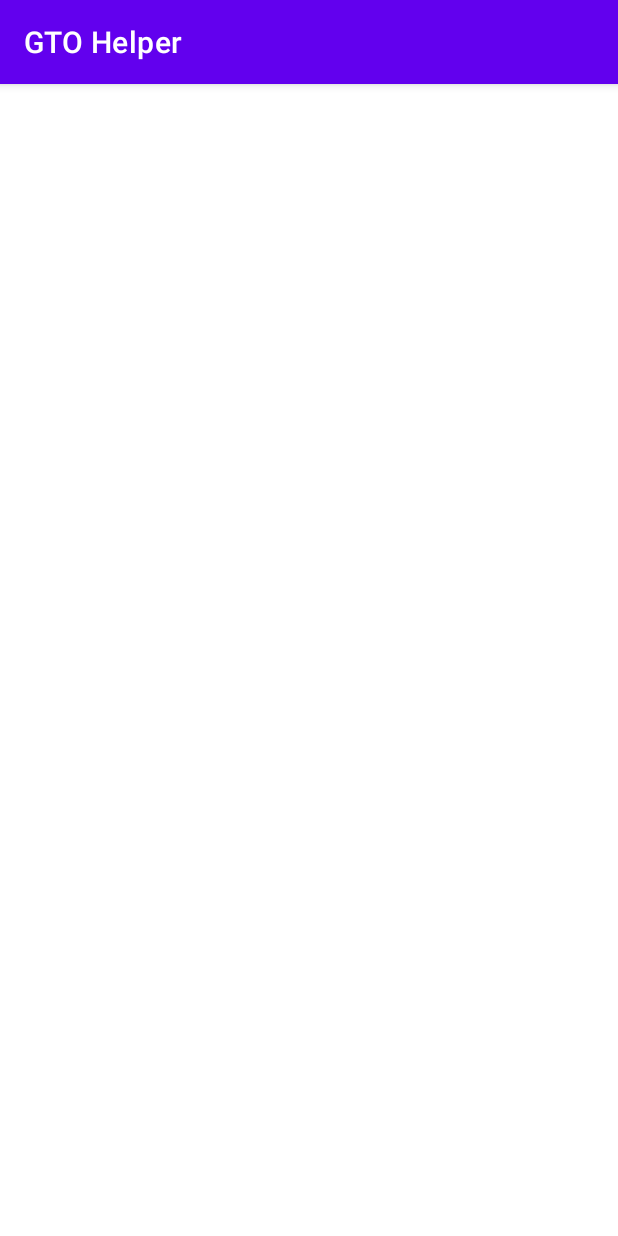
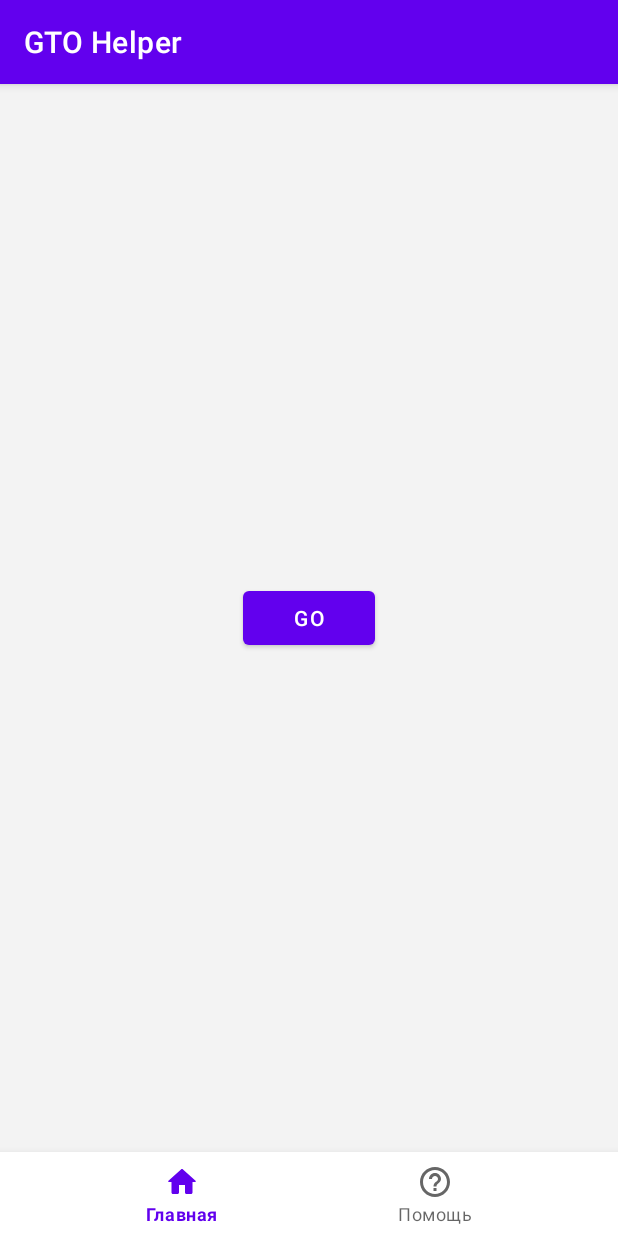
Before and after one commit to lastmart/GTOHelper, an Android app: the screen it shows after launch (MainActivity), on a phone screen of 412 x 824 dp. Run offline under Robolectric (Android 15) with nearby library versions, the phone set to English and light mode, and no system bars; our stand-ins replace navigation-ui.

Commit message:
Made bottom navigation work

```diff
--- a/app/build.gradle.kts
+++ b/app/build.gradle.kts
@@ -51,4 +51,9 @@ dependencies {
     testImplementation("junit:junit:4.13.2")
     androidTestImplementation("androidx.test.ext:junit:1.1.5")
     androidTestImplementation("androidx.test.espresso:espresso-core:3.5.1")
+
+    // Navigation Component dependencies
+    implementation("androidx.navigation:navigation-fragment-ktx:2.7.5")
+    implementation("androidx.navigation:navigation-ui-ktx:2.7.5")
+    //  implementation("androidx.navigation:navigation-safe-args-gradle-plugin:2.7.5")
 }
--- a/app/src/main/java/com/gtohelper/presentation/ui/main/MainActivity.kt
+++ b/app/src/main/java/com/gtohelper/presentation/ui/main/MainActivity.kt
@@ -1,40 +1,35 @@
 package com.gtohelper.presentation.ui.main
 
 import android.os.Bundle
-import android.widget.Toast
 import androidx.appcompat.app.AppCompatActivity
-import androidx.fragment.app.Fragment
+import androidx.navigation.NavController
+import androidx.navigation.fragment.NavHostFragment
+import androidx.navigation.fragment.findNavController
+import androidx.navigation.ui.setupWithNavController
 import com.gtohelper.R
 import com.gtohelper.databinding.ActivityMainBinding
-import com.gtohelper.presentation.ui.app_info.AppInfoFragment
 
 class MainActivity : AppCompatActivity() {
 
     private lateinit var binding: ActivityMainBinding
+    private lateinit var navController: NavController
 
     override fun onCreate(savedInstanceState: Bundle?) {
         super.onCreate(savedInstanceState)
-
         binding = ActivityMainBinding.inflate(layoutInflater)
         setContentView(binding.root)
 
-        replaceFragment(MainFragment.newInstance())
-
-        binding.bottomNavigationView.setOnItemSelectedListener {
-            when (it.itemId) {
-                R.id.home -> replaceFragment(MainFragment.newInstance())
-                R.id.help -> replaceFragment(AppInfoFragment.newInstance())
-                else -> Toast.makeText(this, "Unknown error", Toast.LENGTH_SHORT).show()
-            }
-
-            true
-        }
+        initNavController()
+        initBottomNavigation()
     }
 
-    private fun replaceFragment(fragment: Fragment) {
-        supportFragmentManager
-            .beginTransaction()
-            .replace(R.id.fragment_container, fragment)
-            .commit()
+    private fun initNavController() {
+        val navHostFragment = supportFragmentManager
+            .findFragmentById(R.id.nav_host_fragment) as NavHostFragment
+        navController = navHostFragment.findNavController()
+    }
+
+    private fun initBottomNavigation() {
+        binding.bottomNavigationView.setupWithNavController(navController)
     }
 }
--- a/app/src/main/java/com/gtohelper/presentation/ui/main/MainFragment.kt
+++ b/app/src/main/java/com/gtohelper/presentation/ui/main/MainFragment.kt
@@ -1,12 +1,13 @@
 package com.gtohelper.presentation.ui.main
 
-import androidx.lifecycle.ViewModelProvider
 import android.os.Bundle
-import androidx.fragment.app.Fragment
 import android.view.LayoutInflater
 import android.view.View
 import android.view.ViewGroup
-import com.gtohelper.R
+import android.widget.Toast
+import androidx.fragment.app.Fragment
+import androidx.lifecycle.ViewModelProvider
+import com.gtohelper.databinding.FragmentMainBinding
 
 class MainFragment : Fragment() {
 
@@ -15,10 +16,12 @@ class MainFragment : Fragment() {
     }
 
     private lateinit var viewModel: MainFragmentViewModel
+    private lateinit var binding: FragmentMainBinding
 
     override fun onCreate(savedInstanceState: Bundle?) {
         super.onCreate(savedInstanceState)
         viewModel = ViewModelProvider(this)[MainFragmentViewModel::class.java]
+        binding = FragmentMainBinding.inflate(layoutInflater)
         // TODO: Use the ViewModel
     }
 
@@ -26,7 +29,13 @@ class MainFragment : Fragment() {
         inflater: LayoutInflater, container: ViewGroup?,
         savedInstanceState: Bundle?
     ): View {
-        return inflater.inflate(R.layout.fragment_main, container, false)
+        return binding.root
     }
 
+    override fun onViewCreated(view: View, savedInstanceState: Bundle?) {
+        super.onViewCreated(view, savedInstanceState)
+        binding.navigationButton.setOnClickListener {
+            Toast.makeText(requireContext(), "Pressed", Toast.LENGTH_SHORT).show()
+        }
+    }
 }
--- a/app/src/main/res/layout/activity_main.xml
+++ b/app/src/main/res/layout/activity_main.xml
@@ -8,14 +8,17 @@
     android:background="#F3F3F3"
     tools:context="com.gtohelper.presentation.ui.main.MainActivity">
 
-    <FrameLayout
-        android:id="@+id/fragment_container"
+    <androidx.fragment.app.FragmentContainerView
+        android:id="@+id/nav_host_fragment"
+        android:name="androidx.navigation.fragment.NavHostFragment"
         android:layout_width="0dp"
         android:layout_height="0dp"
+        app:defaultNavHost="true"
         app:layout_constraintBottom_toTopOf="@+id/bottomNavigationView"
         app:layout_constraintEnd_toEndOf="parent"
         app:layout_constraintStart_toStartOf="parent"
-        app:layout_constraintTop_toTopOf="parent" />
+        app:layout_constraintTop_toTopOf="parent"
+        app:navGraph="@navigation/nav_graph" />
 
     <com.google.android.material.bottomnavigation.BottomNavigationView
         android:id="@+id/bottomNavigationView"
--- a/app/src/main/res/layout/fragment_main.xml
+++ b/app/src/main/res/layout/fragment_main.xml
@@ -7,11 +7,11 @@
     android:layout_height="match_parent"
     tools:context="com.gtohelper.presentation.ui.main.MainFragment">
 
-    <TextView
-        android:id="@+id/message"
+    <Button
+        android:id="@+id/navigation_button"
         android:layout_width="wrap_content"
         android:layout_height="wrap_content"
-        android:text="MainFragment"
+        android:text="Go"
         app:layout_constraintBottom_toBottomOf="parent"
         app:layout_constraintEnd_toEndOf="parent"
         app:layout_constraintStart_toStartOf="parent"
--- a/app/src/main/res/menu/bottom_nav.xml
+++ b/app/src/main/res/menu/bottom_nav.xml
@@ -1,11 +1,11 @@
 <?xml version="1.0" encoding="utf-8"?>
 <menu xmlns:android="http://schemas.android.com/apk/res/android">
     <item
-        android:id="@+id/home"
+        android:id="@+id/mainFragment"
         android:icon="@drawable/home_icon"
-        android:title="Главная" />
+        android:title="@string/home" />
     <item
-        android:id="@+id/help"
+        android:id="@+id/appInfoFragment"
         android:icon="@drawable/help_icon"
-        android:title="Помощь" />
+        android:title="@string/help" />
 </menu>
--- /dev/null
+++ b/app/src/main/res/navigation/nav_graph.xml
@@ -0,0 +1,18 @@
+<?xml version="1.0" encoding="utf-8"?>
+<navigation xmlns:android="http://schemas.android.com/apk/res/android"
+    xmlns:app="http://schemas.android.com/apk/res-auto"
+    xmlns:tools="http://schemas.android.com/tools"
+    android:id="@+id/nav_graph"
+    app:startDestination="@id/mainFragment">
+
+    <fragment
+        android:id="@+id/mainFragment"
+        android:name="com.gtohelper.presentation.ui.main.MainFragment"
+        android:label="Home"
+        tools:layout="@layout/fragment_main" />
+    <fragment
+        android:id="@+id/appInfoFragment"
+        android:name="com.gtohelper.presentation.ui.app_info.AppInfoFragment"
+        android:label="fragment_app_info"
+        tools:layout="@layout/fragment_app_info" />
+</navigation>
--- a/app/src/main/res/values/strings.xml
+++ b/app/src/main/res/values/strings.xml
@@ -1,3 +1,5 @@
 <resources>
     <string name="app_name">GTO Helper</string>
+    <string name="home">Главная</string>
+    <string name="help">Помощь</string>
 </resources>
```
